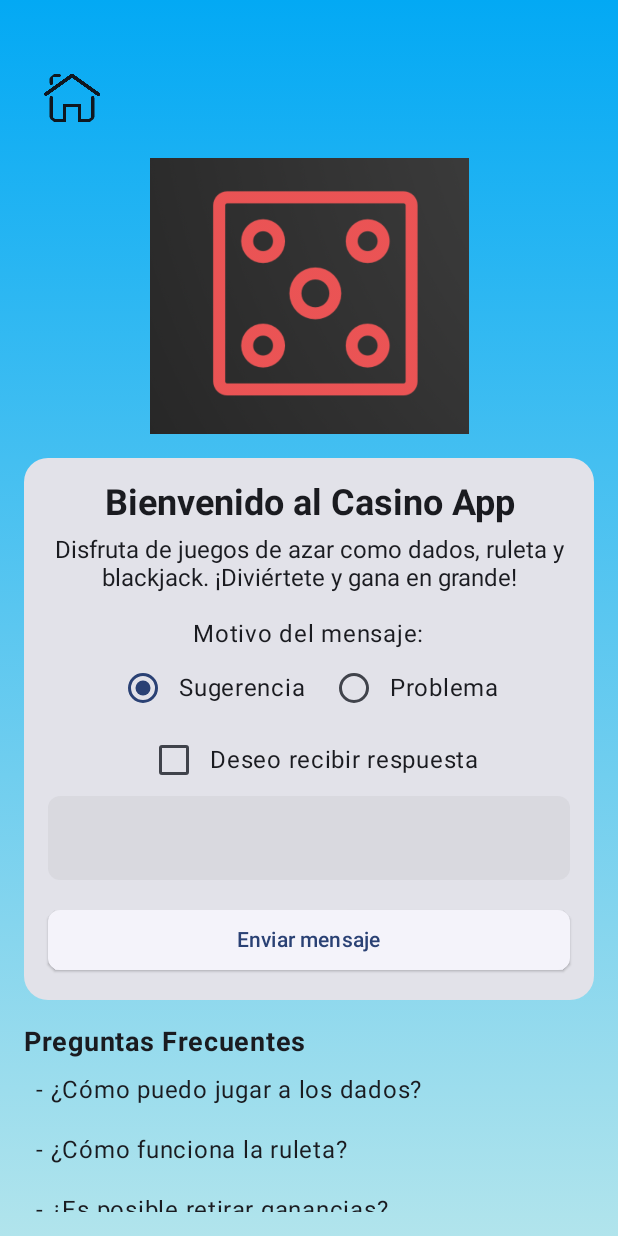
After one commit to MiguelVelaG/Casino_App, an Android app built with Jetpack Compose: the DescriptionScreen screen opened through its navigation route, on a phone screen of 412 x 824 dp. The commit adds this screen. Run offline under Robolectric (Android 15) with nearby library versions, the phone set to English and light mode, and no system bars; network calls fail.

Commit message:
Pequeños ajustes de codigo y creacion de una nueva vista para que los usuarios interactuen con los desarrolladores

```diff
--- a/app/src/main/AndroidManifest.xml
+++ b/app/src/main/AndroidManifest.xml
@@ -1,6 +1,8 @@
 <?xml version="1.0" encoding="utf-8"?>
 <manifest xmlns:android="http://schemas.android.com/apk/res/android"
     xmlns:tools="http://schemas.android.com/tools">
+
+    <uses-permission android:name="android.permission.INTERNET" />
 
     <application
         android:allowBackup="true"
--- a/app/src/main/java/com/miguel/casinoapp/navigation/NavGraph.kt
+++ b/app/src/main/java/com/miguel/casinoapp/navigation/NavGraph.kt
@@ -6,6 +6,7 @@ import androidx.navigation.NavHostController
 import androidx.navigation.compose.NavHost
 import androidx.navigation.compose.composable
 import com.miguel.casinoapp.ui.theme.BlackjackGameScreen
+import com.miguel.casinoapp.ui.theme.DescriptionScreen
 import com.miguel.casinoapp.ui.theme.DiceGameScreen
 import com.miguel.casinoapp.viewmodel.DiceRollerViewModel
 import com.miguel.casinoapp.ui.theme.MainMenuScreen
@@ -37,5 +38,9 @@ fun NavGraph(navController: NavHostController) {
             val blackjackViewModel: BlackjackViewModel = viewModel()
             BlackjackGameScreen(viewModel = blackjackViewModel, navController = navController)
         }
+        composable("description") {
+            // Aquí se navega a la pantalla de descripción
+            DescriptionScreen(navController = navController)
+        }
     }
 }
--- /dev/null
+++ b/app/src/main/java/com/miguel/casinoapp/ui/theme/DescriptionScreen.kt
@@ -0,0 +1,206 @@
+package com.miguel.casinoapp.ui.theme
+
+import androidx.compose.foundation.Image
+import androidx.compose.foundation.background
+import androidx.compose.foundation.layout.*
+import androidx.compose.foundation.lazy.LazyColumn
+import androidx.compose.foundation.lazy.items
+import androidx.compose.foundation.shape.RoundedCornerShape
+import androidx.compose.foundation.text.BasicTextField
+import androidx.compose.material3.*
+import androidx.compose.runtime.*
+import androidx.compose.ui.Alignment
+import androidx.compose.ui.Modifier
+import androidx.compose.ui.graphics.Brush
+import androidx.compose.ui.graphics.Color
+import androidx.compose.ui.res.painterResource
+import androidx.compose.ui.text.TextStyle
+import androidx.compose.ui.text.font.FontWeight
+import androidx.compose.ui.text.style.TextAlign
+import androidx.compose.ui.unit.dp
+import androidx.compose.ui.unit.sp
+import androidx.navigation.NavController
+import com.miguel.casinoapp.R
+import kotlinx.coroutines.delay
+import kotlinx.coroutines.launch
+
+
+@Composable
+fun DescriptionScreen(navController: NavController) {
+    var inputText by remember { mutableStateOf("") }
+    var isSending by remember { mutableStateOf(false) }
+    var showDialog by remember { mutableStateOf(false) }
+    var selectedReason by remember { mutableStateOf("Sugerencia") }
+    var wantsResponse by remember { mutableStateOf(false) }
+    val scope = rememberCoroutineScope()
+
+    val faqList = listOf(
+        "¿Cómo puedo jugar a los dados?",
+        "¿Cómo funciona la ruleta?",
+        "¿Es posible retirar ganancias?",
+        "¿Puedo jugar sin conexión?"
+    )
+
+    Box(modifier = Modifier.fillMaxSize()) {
+        Column(
+            modifier = Modifier
+                .fillMaxSize()
+                .background(
+                    brush = Brush.linearGradient(
+                        colors = listOf(
+                            Color(0xFF03A9F4),
+                            Color(0xFFB1E4EC)
+                        ), // Gradiente de verde a rojo
+                        start = androidx.compose.ui.geometry.Offset(0f, 0f),
+                        end = androidx.compose.ui.geometry.Offset(0f, Float.POSITIVE_INFINITY)
+                    )
+                ) // Fondo con gradiente
+                .padding(16.dp)
+        ) {
+            // Botón de regreso
+            IconButton(
+                onClick = {
+                    navController.navigate("mainMenu") {
+                        popUpTo("mainMenu") { inclusive = true }
+                    }
+                },
+                modifier = Modifier
+                    .align(Alignment.Start)
+                    .padding(top = 25.dp, start = 8.dp)
+            ) {
+                Image(
+                    painter = painterResource(id = R.drawable.ic_home),
+                    contentDescription = "Volver al menú",
+                    modifier = Modifier.size(48.dp)
+                )
+            }
+
+            Spacer(modifier = Modifier.height(16.dp))
+
+            // Imagen de la app
+            Image(
+                painter = painterResource(id = R.drawable.logo_dado),
+                contentDescription = "Casino",
+                modifier = Modifier
+                    .fillMaxWidth()
+                    .height(200.dp)
+                    .padding(bottom = 16.dp)
+            )
+
+            // Tarjeta de información
+            Card(
+                modifier = Modifier.fillMaxWidth(),
+                shape = RoundedCornerShape(16.dp)
+            ) {
+                Column(
+                    modifier = Modifier.padding(16.dp),
+                    horizontalAlignment = Alignment.CenterHorizontally
+                ) {
+                    Text(
+                        text = "Bienvenido al Casino App",
+                        style = TextStyle(
+                            fontSize = 24.sp,
+                            fontWeight = FontWeight.Bold,
+                            textAlign = TextAlign.Center
+                        ),
+                        modifier = Modifier.padding(bottom = 8.dp)
+                    )
+
+                    Text(
+                        text = "Disfruta de juegos de azar como dados, ruleta y blackjack. ¡Diviértete y gana en grande!",
+                        style = TextStyle(
+                            fontSize = 16.sp,
+                            textAlign = TextAlign.Center
+                        ),
+                        modifier = Modifier.padding(bottom = 16.dp)
+                    )
+
+                    // RadioButtons para elegir motivo de contacto
+                    Text("Motivo del mensaje:")
+                    Row {
+                        listOf("Sugerencia", "Problema").forEach { reason ->
+                            Row(
+                                verticalAlignment = Alignment.CenterVertically,
+                                modifier = Modifier.padding(end = 8.dp)
+                            ) {
+                                RadioButton(
+                                    selected = selectedReason == reason,
+                                    onClick = { selectedReason = reason }
+                                )
+                                Text(reason)
+                            }
+                        }
+                    }
+
+                    // Checkbox para solicitar respuesta
+                    Row(verticalAlignment = Alignment.CenterVertically) {
+                        Checkbox(
+                            checked = wantsResponse,
+                            onCheckedChange = { wantsResponse = it }
+                        )
+                        Text("Deseo recibir respuesta")
+                    }
+
+                    // TextField
+                    BasicTextField(
+                        value = inputText,
+                        onValueChange = { inputText = it },
+                        modifier = Modifier
+                            .fillMaxWidth()
+                            .height(56.dp)
+                            .background(Color.Gray.copy(alpha = 0.1f), RoundedCornerShape(8.dp))
+                            .padding(16.dp),
+                        textStyle = TextStyle(fontSize = 16.sp)
+                    )
+
+                    Spacer(modifier = Modifier.height(16.dp))
+
+                    // Botón para enviar mensaje
+                    ElevatedButton(
+                        onClick = {
+                            isSending = true
+                            scope.launch {
+                                delay(2000)
+                                isSending = false
+                                showDialog = true
+                            }
+                        },
+                        modifier = Modifier.fillMaxWidth(),
+                        shape = RoundedCornerShape(8.dp)
+                    ) {
+                        Text(text = "Enviar mensaje")
+                    }
+
+                    // ProgressBar
+                    if (isSending) {
+                        CircularProgressIndicator(modifier = Modifier.padding(top = 16.dp))
+                    }
+                }
+            }
+
+            Spacer(modifier = Modifier.height(16.dp))
+
+            // Lista de preguntas frecuentes
+            Text("Preguntas Frecuentes", fontWeight = FontWeight.Bold, fontSize = 18.sp)
+            LazyColumn(modifier = Modifier.fillMaxWidth()) {
+                items(faqList) { question ->
+                    Text(text = "- $question", modifier = Modifier.padding(8.dp))
+                }
+            }
+        }
+    }
+
+    // Diálogo de confirmación
+    if (showDialog) {
+        AlertDialog(
+            onDismissRequest = { showDialog = false },
+            title = { Text("Mensaje enviado") },
+            text = { Text("Tu mensaje ha sido enviado correctamente. Gracias por tu feedback!") },
+            confirmButton = {
+                Button(onClick = { showDialog = false }) {
+                    Text("Aceptar")
+                }
+            }
+        )
+    }
+}
--- a/app/src/main/java/com/miguel/casinoapp/ui/theme/MainMenuScreen.kt
+++ b/app/src/main/java/com/miguel/casinoapp/ui/theme/MainMenuScreen.kt
@@ -114,6 +114,19 @@ fun MainMenuScreen(navController: NavHostController) {
                 buttonColor = Color(0xFFFFA000), // Naranja dorado para blackjack
                 iconColor = Color.White
             )
+            Spacer(modifier = Modifier.height(16.dp))
+
+            // Botón para ir a la descripción de la app
+            CustomButton(
+                text = "Descripción de la App",
+                onClick = {
+                    Log.d("MainMenuScreen", "Navegando a la descripción de la app...")
+                    navController.navigate("description")
+                },
+                iconRes = R.drawable.info, // Puedes usar el icono adecuado aquí
+                buttonColor = Color(0xFF3F51B5), // Azul para el botón de descripción
+                iconColor = Color.White
+            )
         }
     }
 }
--- a/app/src/main/res/values/strings.xml
+++ b/app/src/main/res/values/strings.xml
@@ -1,4 +1,4 @@
 <resources>
-    <string name="app_name">Casino</string>
+    <string name="app_name">Casino+</string>
     <string name="roll">Lanzar dado</string>
 </resources>
```
Also changed, not shown: app/src/main/java/com/miguel/casinoapp/ui/theme/BlackjackGameScreen.kt (+43 -3 lines), app/src/main/java/com/miguel/casinoapp/viewmodel/BlackjackViewModel.kt (+39 -77 lines).
